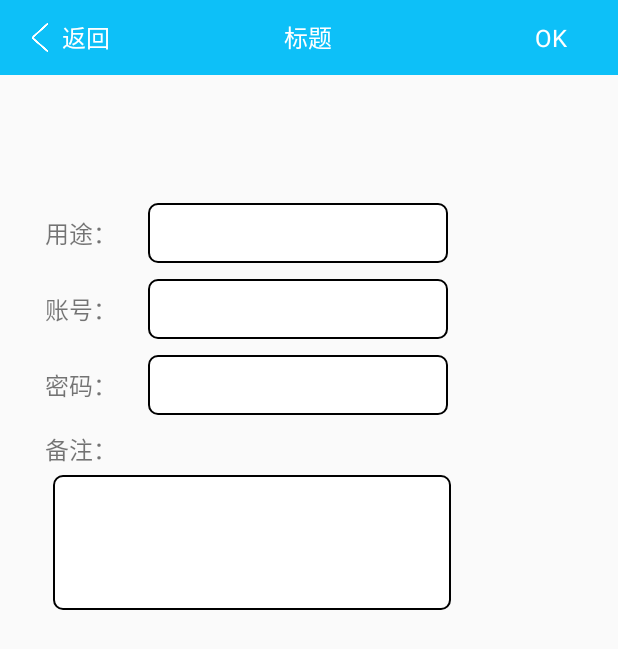
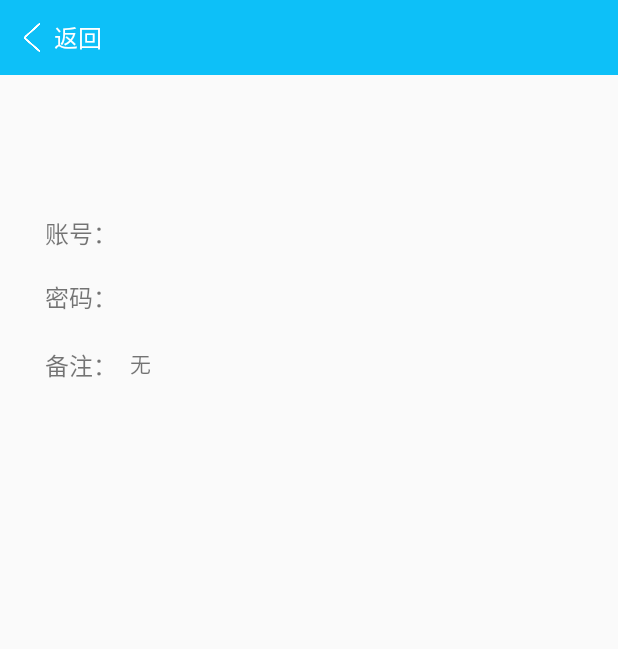
Before and after one commit to xiaobaiGetHib/rememberPassWord.com, an Android app: the DateActivity screen opened directly, with no data from a screen before it, on a phone screen of 412 x 824 dp. Shown: the top 649 px of the screen. Run offline under Robolectric (Android 15) with nearby library versions, the phone set to English and light mode, and no system bars; libraries missing offline, so code that uses them is left out: com.activeandroid, com.activeandroid.query.

Commit message:
“加入查看详情，优化添加功能”

```diff
--- a/app/src/main/java/com/xiaobai/rpass/rememberpass/act/DateActivity.java
+++ b/app/src/main/java/com/xiaobai/rpass/rememberpass/act/DateActivity.java
@@ -2,7 +2,10 @@ package com.xiaobai.rpass.rememberpass.act;
 
 import android.support.v7.app.AppCompatActivity;
 import android.os.Bundle;
+import android.text.TextUtils;
 import android.util.Log;
+import android.view.View;
+import android.widget.TextView;
 
 import com.activeandroid.query.Select;
 import com.xiaobai.rpass.rememberpass.R;
@@ -11,15 +14,37 @@ import com.xiaobai.rpass.rememberpass.model.Remember;
 public class DateActivity extends BaseActivity {
 
 
+    private TextView et_account_see,et_password_see,et_remake_see,et_use_see;
+
     @Override
     protected void onCreate(Bundle savedInstanceState) {
         super.onCreate(savedInstanceState);
         setContentView(R.layout.activity_date);
-        int num= Integer.parseInt((getIntent().getStringExtra("rememberId")));
-        Log.i("进入", "onCreate: "+num);
-        Select select=new Select();
-             Remember remember=(Remember)select.from(Remember.class).where("ID="+num).execute();
 
-        setTitleText(remember.getUseThis());
+      init();
+    }
+
+    private void init() {
+        String rememberThis =  getIntent().getStringExtra("rememberThis");
+        String rememberUserName =  getIntent().getStringExtra("rememberUserName");
+        String rememberRemake =  getIntent().getStringExtra("rememberRemake");
+        String rememberPassword =  getIntent().getStringExtra("rememberPassword");
+
+      /*  Log.i("进入", "onCreate: "+num);*/
+
+        getLlBasetitleBack().setOnClickListener(new View.OnClickListener() {
+            @Override
+            public void onClick(View v) {
+                finish();
+            }
+        });
+        setOkVisibity(false);
+        setTitleText(rememberThis);
+        et_account_see = (TextView) this.findViewById(R.id.et_account_see);
+        et_password_see= (TextView) this.findViewById(R.id.et_password_see);
+        et_remake_see= (TextView) this.findViewById(R.id.et_remake_see);
+        et_account_see.setText(rememberUserName);
+        et_remake_see.setText(TextUtils.isEmpty(rememberRemake)? "无":rememberRemake);
+        et_password_see.setText(rememberPassword);
     }
 }
--- a/app/src/main/java/com/xiaobai/rpass/rememberpass/model/Remember.java
+++ b/app/src/main/java/com/xiaobai/rpass/rememberpass/model/Remember.java
@@ -6,11 +6,13 @@ import com.activeandroid.Model;
 import com.activeandroid.annotation.Column;
 import com.activeandroid.annotation.Table;
 
+import java.io.Serializable;
+
 /**
  * Created by Administrator on 2018/4/13.
  */
-@Table(name = "Remember ")
-public class Remember extends Model {
+@Table(name = "Remember ",id = "ID")
+public class Remember extends Model implements Serializable {
 
 
 
--- a/app/src/main/java/com/xiaobai/rpass/rememberpass/utils/QDRecyclerViewAdapter.java
+++ b/app/src/main/java/com/xiaobai/rpass/rememberpass/utils/QDRecyclerViewAdapter.java
@@ -103,7 +103,7 @@ public class QDRecyclerViewAdapter extends RecyclerView.Adapter<QDRecyclerViewAd
                 @Override
                 public void onClick(View v) {
                     Log.i("进入", "onClick: ");
-                    EventBus.getDefault().post(new MessageEvent(data.getId()+""));
+                    EventBus.getDefault().post(new MessageEvent(data));
                 }
             });
         }
--- /dev/null
+++ b/app/src/main/res/drawable/shape_tv_style.xml
@@ -0,0 +1,17 @@
+<?xml version="1.0" encoding="utf-8"?>
+<!-- 形状 -->
+<shape xmlns:android="http://schemas.android.com/apk/res/android"
+    android:shape="rectangle" >
+
+   <!-- <solid android:color="#ffffff" />
+
+    &lt;!&ndash; 内填充颜色 &ndash;&gt;
+    <padding
+        android:bottom="10dp"
+        android:left="10dp"
+        android:right="10dp"
+        android:top="10dp" />
+    &lt;!&ndash; 圆角 &ndash;&gt;
+    <corners android:radius="6dp" />-->
+
+</shape>
--- a/app/src/main/res/layout/activity_base.xml
+++ b/app/src/main/res/layout/activity_base.xml
@@ -18,7 +18,7 @@
             <ImageView
                 android:layout_width="30dp"
                 android:layout_height="match_parent"
-                android:layout_marginLeft="11dp"
+                android:layout_marginLeft="6dp"
                 android:src="@drawable/base_title_arrow_back" />
             <TextView
                 android:id="@+id/tv_basetitle_back"
@@ -40,7 +40,7 @@
                 android:gravity="center"
                 android:text="标题"
                 android:textColor="#ffffff"
-                android:textSize="16sp" />
+                android:textSize="18sp" />
         </LinearLayout>
         <LinearLayout
             android:layout_width="0dp"
--- a/app/src/main/res/layout/activity_date.xml
+++ b/app/src/main/res/layout/activity_date.xml
@@ -11,7 +11,7 @@
         android:padding="20dp"
         android:layout_width="match_parent"
         android:layout_height="wrap_content">
-        <LinearLayout
+      <!--  <LinearLayout
             style="@style/Ll_style"
             android:orientation="horizontal"
             android:layout_width="match_parent"
@@ -22,8 +22,8 @@
                 style="@style/Tv_style" />
             <TextView
                 android:id="@+id/et_use_see"
-                style="@style/Et_style" />
-        </LinearLayout>
+                style="@style/tv_style" />
+        </LinearLayout>-->
         <LinearLayout
             style="@style/Ll_style"
             android:orientation="horizontal"
@@ -34,8 +34,9 @@
                 android:text="账号："
                 style="@style/Tv_style" />
             <TextView
+                android:gravity="center_vertical"
                 android:id="@+id/et_account_see"
-                style="@style/Et_style" />
+                style="@style/tv_style" />
         </LinearLayout>
         <LinearLayout
             style="@style/Ll_style"
@@ -43,35 +44,25 @@
             android:layout_width="match_parent"
             >
             <TextView
-                android:layout_gravity="center"
+
                 android:text="密码："
                 style="@style/Tv_style" />
             <TextView
+                android:layout_gravity="center_vertical"
                 android:id="@+id/et_password_see"
-                style="@style/Et_style" />
+                style="@style/tv_style" />
         </LinearLayout>
         <LinearLayout
-            style="@style/Ll_style"
-            android:orientation="vertical"
             android:layout_width="match_parent"
             android:layout_height="wrap_content">
             <TextView
                 android:text="备注："
                 style="@style/Tv_style" />
-            <LinearLayout
-                android:layout_marginTop="5dp"
-                android:layout_marginLeft="15dp"
-                android:background="@drawable/shape_et_style"
-                android:layout_height="90dp"
-                android:layout_width="265dp">
                 <TextView
+                    android:layout_gravity="center_vertical"
                     android:id="@+id/et_remake_see"
-                    android:background="@null"
-                    android:layout_height="wrap_content"
-                    android:layout_width="match_parent"
-                    android:minHeight="30dp"
+                    style="@style/tv_style"
                     />
-            </LinearLayout>
         </LinearLayout>
     </LinearLayout>
 </RelativeLayout>
--- a/app/src/main/res/layout/activity_view_log.xml
+++ b/app/src/main/res/layout/activity_view_log.xml
@@ -18,8 +18,11 @@
     android:orientation="vertical"
     android:layout_width="match_parent"
     android:layout_height="match_parent">
+    <View
+        android:layout_width="match_parent"
+        android:layout_height="16dp"
+        android:background="@color/color_24"/>
     <android.support.v7.widget.RecyclerView
-        android:layout_marginTop="16dp"
         android:id="@+id/rv_list_log"
         android:layout_width="match_parent"
         android:layout_height="match_parent">
--- a/app/src/main/res/values/colors.xml
+++ b/app/src/main/res/values/colors.xml
@@ -26,7 +26,7 @@
     <color name="color_21">#FF9800</color>
     <color name="color_22">#FF5722</color>
     <color name="color_23">#795548</color>
-    <color name="color_24">#9E9E9E</color>
+    <color name="color_24">#f1eeee</color>
     <color name="color_25">#607D8B</color>
     <color name="color_26">#000000</color>
     <color name="color_27">#F7F7F7</color>
--- a/app/src/main/res/values/styles.xml
+++ b/app/src/main/res/values/styles.xml
@@ -19,7 +19,7 @@
 
         <item name="android:layout_height">wrap_content</item>
         <item name="android:layout_width">wrap_content</item>
-        <item name="android:layout_marginRight">5dp</item>
+        <item name="android:layout_marginRight">3dp</item>
         <item name="android:layout_marginLeft">10dp</item>
         <item name="android:textSize">16dp</item>
     </style>
@@ -29,9 +29,9 @@
 
     <style name="Et_style">
         <item name="android:background">@drawable/shape_et_style</item>
-        <item name="android:layout_marginLeft">15dp</item>
+        <item name="android:layout_marginLeft">5dp</item>
         <item name="android:layout_gravity">center_vertical</item>
-        <item name="android:layout_width">200dp</item>
+        <item name="android:layout_width">250dp</item>
         <item name="android:layout_height">match_parent</item>
 
     </style>
@@ -40,7 +40,9 @@
         <item name="android:layout_marginTop">5dp</item>
         <item name="android:layout_marginBottom">5dp</item>
         <item name="android:layout_height">40dp</item>
+    </style>
 
-
+    <style name="tv_style" parent="Et_style">
+        <item name="android:background">@drawable/shape_tv_style</item>
     </style>
 </resources>
```
Also changed, not shown: app/src/main/java/com/xiaobai/rpass/rememberpass/act/AddLogActivity.java (+34 -3 lines), app/src/main/java/com/xiaobai/rpass/rememberpass/act/ViewLogActivity.java (+5 -2 lines), app/src/main/java/com/xiaobai/rpass/rememberpass/utils/MessageEvent.java (+6 -4 lines), app/src/main/res/layout/activity_add_log.xml (+4 -7 lines), app/src/main/res/layout/recycle_view_see_user.xml (+8 -3 lines).
